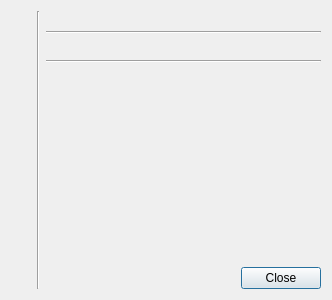
Qt form src/aboutdialog.ui (jonaski/sqlrestore) before a commit.
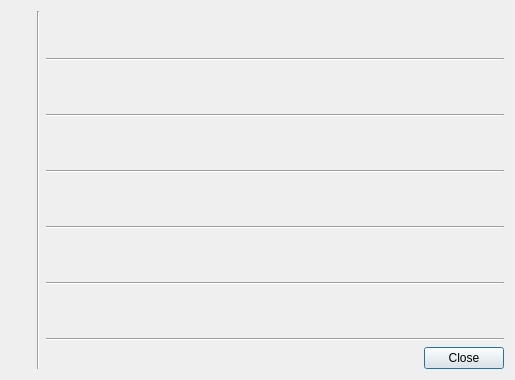
The same form after that commit. Icons and pictures are not drawn.

Commit message: Add information to about dialog

Diff of the .ui file:
```diff
--- a/src/aboutdialog.ui
+++ b/src/aboutdialog.ui
@@ -6,20 +6,20 @@
    <rect>
     <x>0</x>
     <y>0</y>
-    <width>332</width>
-    <height>300</height>
+    <width>515</width>
+    <height>380</height>
    </rect>
   </property>
   <property name="minimumSize">
    <size>
-    <width>324</width>
+    <width>515</width>
     <height>0</height>
    </size>
   </property>
   <property name="maximumSize">
    <size>
-    <width>600</width>
-    <height>700</height>
+    <width>515</width>
+    <height>16777215</height>
    </size>
   </property>
   <property name="focusPolicy">
@@ -115,12 +115,174 @@
         </widget>
        </item>
        <item>
-        <widget class="QLabel" name="technical">
-         <property name="text">
-          <string/>
+        <layout class="QHBoxLayout" name="layout_boost">
+         <item>
+          <widget class="QLabel" name="label_boost_logo">
+           <property name="sizePolicy">
+            <sizepolicy hsizetype="Fixed" vsizetype="Preferred">
+             <horstretch>0</horstretch>
+             <verstretch>0</verstretch>
+            </sizepolicy>
+           </property>
+           <property name="text">
+            <string/>
+           </property>
+           <property name="pixmap">
+            <pixmap resource="../data/data.qrc">:/pictures/boost.png</pixmap>
+           </property>
+          </widget>
+         </item>
+         <item>
+          <widget class="QLabel" name="label_boost_text">
+           <property name="text">
+            <string/>
+           </property>
+           <property name="alignment">
+            <set>Qt::AlignLeading|Qt::AlignLeft|Qt::AlignTop</set>
+           </property>
+           <property name="wordWrap">
+            <bool>true</bool>
+           </property>
+           <property name="openExternalLinks">
+            <bool>true</bool>
+           </property>
+          </widget>
+         </item>
+        </layout>
+       </item>
+       <item>
+        <widget class="Line" name="line_2">
+         <property name="orientation">
+          <enum>Qt::Horizontal</enum>
          </property>
-         <property name="wordWrap">
-          <bool>true</bool>
+        </widget>
+       </item>
+       <item>
+        <layout class="QHBoxLayout" name="layout_qt">
+         <item>
+          <widget class="QLabel" name="label_qt_logo">
+           <property name="sizePolicy">
+            <sizepolicy hsizetype="Fixed" vsizetype="Fixed">
+             <horstretch>0</horstretch>
+             <verstretch>0</verstretch>
+            </sizepolicy>
+           </property>
+           <property name="text">
+            <string/>
+           </property>
+           <property name="pixmap">
+            <pixmap resource="../data/data.qrc">:/pictures/qt.png</pixmap>
+           </property>
+          </widget>
+         </item>
+         <item>
+          <widget class="QLabel" name="label_qt_text">
+           <property name="text">
+            <string/>
+           </property>
+           <property name="alignment">
+            <set>Qt::AlignLeading|Qt::AlignLeft|Qt::AlignTop</set>
+           </property>
+           <property name="wordWrap">
+            <bool>true</bool>
+           </property>
+           <property name="openExternalLinks">
+            <bool>true</bool>
+           </property>
+          </widget>
+         </item>
+        </layout>
+       </item>
+       <item>
+        <widget class="Line" name="line_3">
+         <property name="orientation">
+          <enum>Qt::Horizontal</enum>
+         </property>
+        </widget>
+       </item>
+       <item>
+        <layout class="QHBoxLayout" name="layout_file">
+         <item>
+          <widget class="QLabel" name="label_darwinsysfile_logo">
+           <property name="sizePolicy">
+            <sizepolicy hsizetype="Fixed" vsizetype="Preferred">
+             <horstretch>0</horstretch>
+             <verstretch>0</verstretch>
+            </sizepolicy>
+           </property>
+           <property name="text">
+            <string/>
+           </property>
+           <property name="pixmap">
+            <pixmap resource="../data/data.qrc">:/pictures/darwinsysfile.png</pixmap>
+           </property>
+          </widget>
+         </item>
+         <item>
+          <widget class="QLabel" name="label_darwinsysfile_text">
+           <property name="text">
+            <string/>
+           </property>
+           <property name="alignment">
+            <set>Qt::AlignLeading|Qt::AlignLeft|Qt::AlignTop</set>
+           </property>
+           <property name="wordWrap">
+            <bool>true</bool>
+           </property>
+           <property name="openExternalLinks">
+            <bool>true</bool>
+           </property>
+          </widget>
+         </item>
+        </layout>
+       </item>
+       <item>
+        <widget class="Line" name="line_4">
+         <property name="orientation">
+          <enum>Qt::Horizontal</enum>
+         </property>
+        </widget>
+       </item>
+       <item>
+        <layout class="QHBoxLayout" name="layout_zlib">
+         <item>
+          <widget class="QLabel" name="label_zlib_logo">
+           <property name="sizePolicy">
+            <sizepolicy hsizetype="Fixed" vsizetype="Preferred">
+             <horstretch>0</horstretch>
+             <verstretch>0</verstretch>
+            </sizepolicy>
+           </property>
+           <property name="text">
+            <string/>
+           </property>
+           <property name="pixmap">
+            <pixmap resource="../data/data.qrc">:/pictures/zlib.png</pixmap>
+           </property>
+          </widget>
+         </item>
+         <item>
+          <widget class="QLabel" name="label_zlib_text">
+           <property name="text">
+            <string/>
+           </property>
+           <property name="alignment">
+            <set>Qt::AlignLeading|Qt::AlignLeft|Qt::AlignTop</set>
+           </property>
+           <property name="wordWrap">
+            <bool>true</bool>
+           </property>
+           <property name="openExternalLinks">
+            <bool>true</bool>
+           </property>
+          </widget>
+         </item>
+        </layout>
+       </item>
+       <item>
+        <widget class="Line" name="line_5">
+         <property name="orientation">
+          <enum>Qt::Horizontal</enum>
          </property>
         </widget>
        </item>
@@ -129,6 +291,9 @@
          <property name="orientation">
           <enum>Qt::Vertical</enum>
          </property>
+         <property name="sizeType">
+          <enum>QSizePolicy::Minimum</enum>
+         </property>
          <property name="sizeHint" stdset="0">
           <size>
            <width>0</width>
```
Left out of the diff: 48 changed lines with no effect on the pictures. The commit also changes 7 other files.
